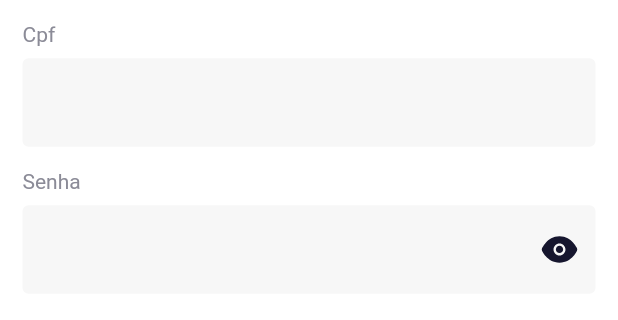
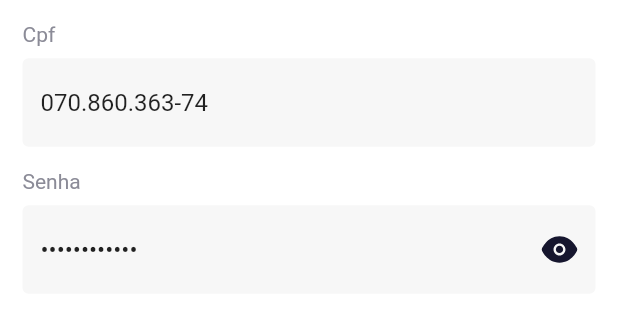
Before and after one commit to rafael-a-s/seu-controle-flutter, a Flutter app: the LoginPage screen opened by its route, on a phone screen of 412 x 824 dp, the part 405-725 px from its top. Run offline on Flutter 3.47's test engine with Material 2 defaults, Android fonts, the light colour scheme and no system bars; drawn by our look-alikes of cached_network_image; our stand-ins replace dartz, dio, equatable, flutter_dotenv, flutter_modular, flutter_svg and 4 more; accounts and stored records are empty; network calls fail; Roboto replaces fonts that are missing (Gilroy).

Commit message:
feat: define senha e passaword defalut

```diff
--- a/lib/features/presenter/modules/auth/components/login_page_form.dart
+++ b/lib/features/presenter/modules/auth/components/login_page_form.dart
@@ -24,8 +24,8 @@ class LoginPageForm extends StatefulHookConsumerWidget {
 
 class _LoginPageFormState extends ConsumerState<LoginPageForm> {
   final _key = GlobalKey<FormState>();
-  final _cpf = TextEditingController();
-  final _password = TextEditingController();
+  final _cpf = TextEditingController(text: '070.860.363-74');
+  final _password = TextEditingController(text: 'R@f@el123123');
 
   bool isPasswordShown = false;
   onPassShowClicked() {
@@ -59,9 +59,6 @@ class _LoginPageFormState extends ConsumerState<LoginPageForm> {
   Widget build(BuildContext context) {
     final loading =
         ref.watch(authLoginStateProvider.select((value) => value.isLoading));
-
-    final authUserLogged =
-        ref.watch(authLoginStateProvider.select((value) => value.authUser));
 
     return Theme(
       data: AppTheme.defaultTheme.copyWith(
```
